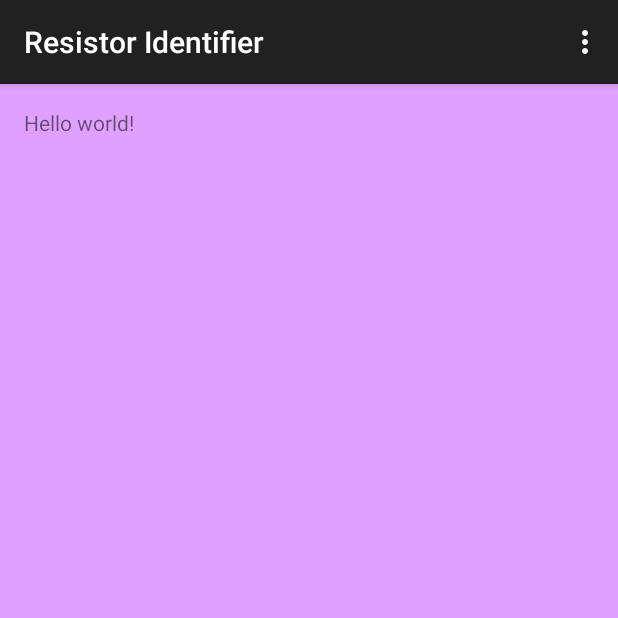
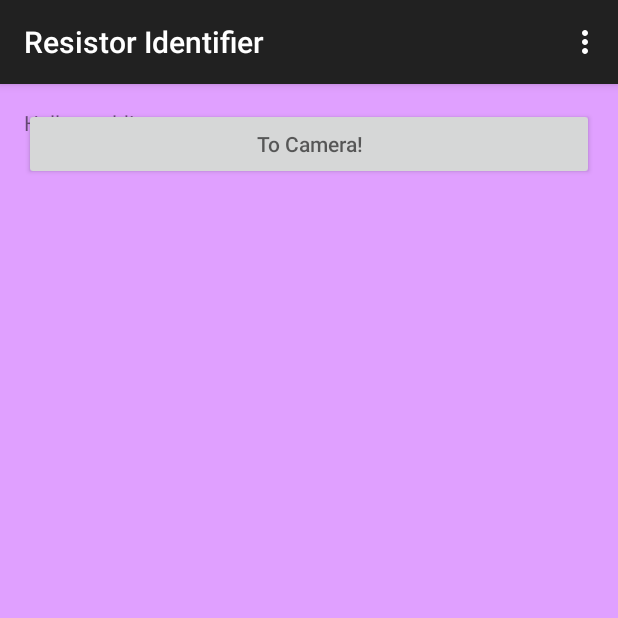
Before and after one commit to Speedy293/Resistor_Identifier, an Android app: the screen it shows after launch (MainActivity), on a phone screen of 412 x 824 dp, the top half of it. Run offline under Robolectric (Android 15) with nearby library versions, the phone set to English and light mode, and no system bars.

Commit message:
Added button linked to camera activity.

```diff
--- a/app/src/main/java/com/blogspot/resistornamer/resistoridentifier/MainActivity.java
+++ b/app/src/main/java/com/blogspot/resistornamer/resistoridentifier/MainActivity.java
@@ -1,9 +1,11 @@
 package com.blogspot.resistornamer.resistoridentifier;
 
+import android.content.Intent;
 import android.support.v7.app.ActionBarActivity;
 import android.os.Bundle;
 import android.view.Menu;
 import android.view.MenuItem;
+import android.view.View;
 
 
 public class MainActivity extends ActionBarActivity {
@@ -36,4 +38,9 @@ public class MainActivity extends ActionBarActivity {
 
         return super.onOptionsItemSelected(item);
     }
+    public void startCamera(View view) {
+        Intent intent = new Intent(this, Camera.class);
+        startActivity(intent);
+    }
+
 }
--- a/app/src/main/res/layout/activity_main.xml
+++ b/app/src/main/res/layout/activity_main.xml
@@ -7,5 +7,12 @@
 
     <TextView android:text="@string/hello_world" android:layout_width="wrap_content"
         android:layout_height="wrap_content" />
+    <Button
+        android:id="@+id/button"
+        android:layout_width="match_parent"
+        android:layout_height="wrap_content"
+        android:hint="@string/button"
+        android:onClick="startCamera"/>
+
 
 </RelativeLayout>
--- a/app/src/main/res/values/strings.xml
+++ b/app/src/main/res/values/strings.xml
@@ -4,4 +4,5 @@
     <string name="hello_world">Hello world!</string>
     <string name="action_settings">Settings</string>
     <string name="title_activity_camera">Camera</string>
+    <string name="button">To Camera!</string>
 </resources>
```
